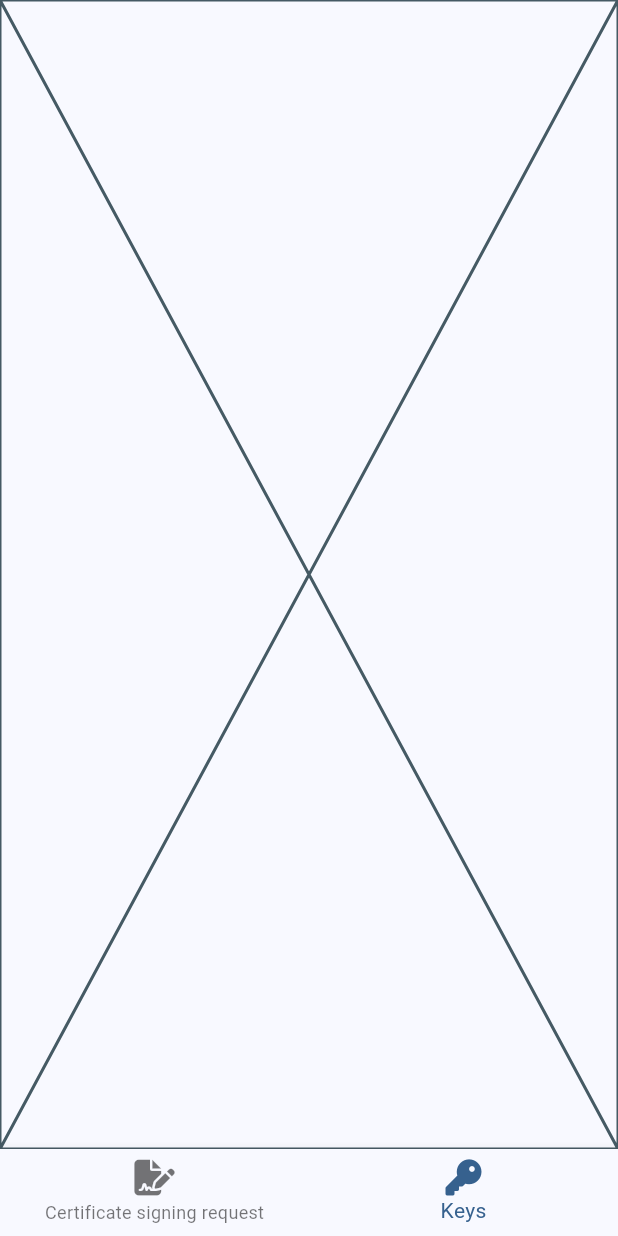
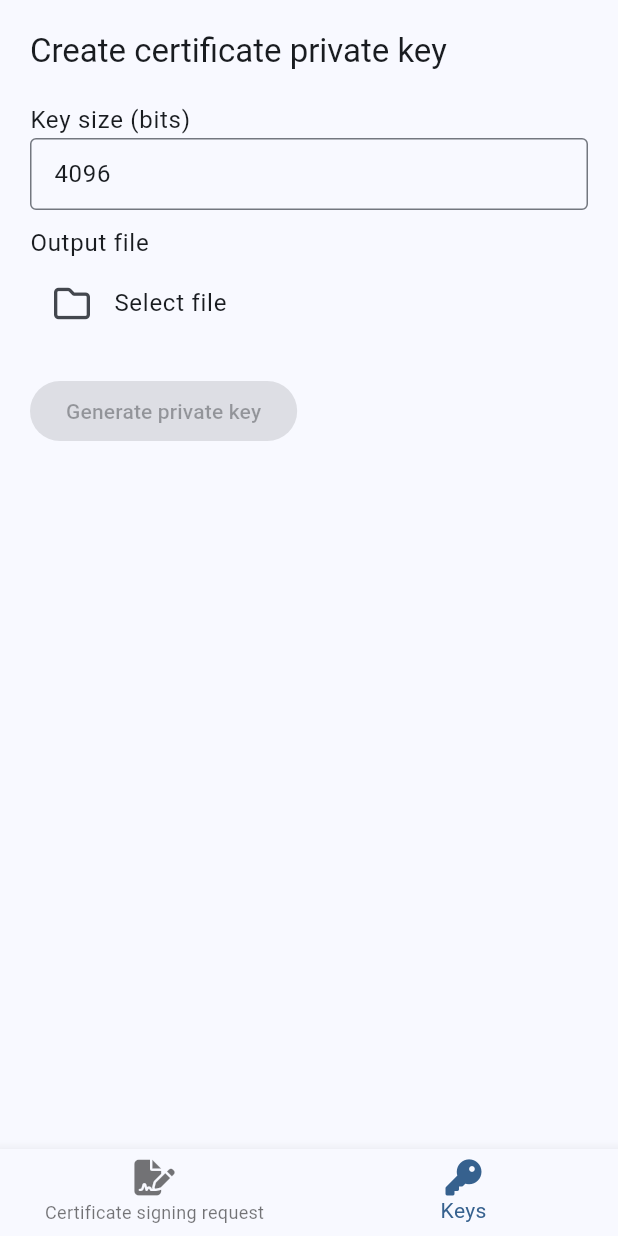
Before and after one commit to karlojacmenjak/dogtag-digital-certificate-management, a Flutter app: the screen it shows after launch, item 2 of the bottom bar chosen, on a phone screen of 412 x 824 dp. Run offline on Flutter 3.47's test engine with Material 3 defaults, Android fonts, the light colour scheme and no system bars; our stand-ins replace basic_utils, font_awesome_flutter; missing offline and left inert: file_selector.

Commit message:
Generate private key

```diff
--- /dev/null
+++ b/csr_app/lib/logic/certificate_service.dart
@@ -0,0 +1,16 @@
+import 'package:basic_utils/basic_utils.dart';
+
+class CertificateService {
+  AsymmetricKeyPair<RSAPublicKey, RSAPrivateKey> generateRSAKeyPair({required int keySize}) {
+    var keyPair = CryptoUtils.generateRSAKeyPair(keySize: keySize);
+
+    return AsymmetricKeyPair(
+      keyPair.publicKey as RSAPublicKey,
+      keyPair.privateKey as RSAPrivateKey,
+    );
+  }
+
+  String encodeRSAPrivateKeyToPem(RSAPrivateKey key) {
+    return CryptoUtils.encodeRSAPrivateKeyToPem(key);
+  }
+}
--- a/csr_app/lib/pages/create_key_page.dart
+++ b/csr_app/lib/pages/create_key_page.dart
@@ -1,3 +1,11 @@
+import 'dart:io';
+import 'dart:isolate';
+
+import 'package:basic_utils/basic_utils.dart';
+import 'package:csr_app/logic/certificate_service.dart';
+import 'package:csr_app/widgets/dialogs.dart';
+import 'package:csr_app/widgets/file_selector.dart';
+import 'package:file_selector/file_selector.dart';
 import 'package:flutter/material.dart';
 
 class CreateKeyPage extends StatefulWidget {
@@ -8,8 +16,108 @@ class CreateKeyPage extends StatefulWidget {
 }
 
 class _CreateKeyPageState extends State<CreateKeyPage> {
+  var tecKeySize = TextEditingController(text: '4096');
+
+  String? privateKeyPath;
+  bool isLoading = false;
+
+  void generatePrivateKey() async {
+    setState(() => isLoading = true);
+    try {
+      String keySizeText = tecKeySize.text.trim();
+
+      if (keySizeText.isEmpty) {
+        throw Exception('Key size is required.');
+      }
+
+      int keySize = int.parse(keySizeText);
+
+      if (keySize < 2048) {
+        throw Exception('Key size must be greater than or equal to 2048.');
+      }
+
+      if (keySize > 8192) {
+        throw Exception('Key size must be less than or equal to 8192.');
+      }
+
+      var certService = CertificateService();
+      var keyPair = await generateRSAKeyPair(keySize);
+      var pem = certService.encodeRSAPrivateKeyToPem(keyPair.privateKey);
+
+      var file = File(privateKeyPath!);
+      await file.writeAsString(pem);
+
+      Dialogs.showShortSnackBar(this, 'Certificate private key is generated.');
+    } catch (e) {
+      Dialogs.showMessage(this, 'Error', e.toString());
+    }
+
+    setState(() => isLoading = false);
+  }
+
+  Future<AsymmetricKeyPair<RSAPublicKey, RSAPrivateKey>> generateRSAKeyPair(int keySize) {
+    return Isolate.run(() {
+      var certService = CertificateService();
+      var keyPair = certService.generateRSAKeyPair(keySize: keySize);
+
+      return keyPair;
+    });
+  }
+
   @override
   Widget build(BuildContext context) {
-    return const Placeholder();
+    bool enableGenerateButton = !isLoading && privateKeyPath != null;
+    var textTheme = Theme.of(context).textTheme;
+
+    return Padding(
+      padding: EdgeInsets.all(20),
+      child: Column(
+        crossAxisAlignment: CrossAxisAlignment.start,
+        children: [
+          Text('Create certificate private key', style: textTheme.titleLarge),
+          const SizedBox(height: 20),
+          //
+          Text('Key size (bits)', style: textTheme.bodyLarge),
+          TextField(
+            controller: tecKeySize,
+            enabled: !isLoading,
+            decoration: InputDecoration(
+              isDense: true,
+              border: OutlineInputBorder(),
+            ),
+          ),
+          const SizedBox(height: 10),
+          //
+          Text('Output file', style: textTheme.bodyLarge),
+          FileSelectorWidget(
+            selectedPath: privateKeyPath,
+            mode: FileSelectorMode.saveFile,
+            enabled: !isLoading,
+            acceptedTypeGroups: [
+              XTypeGroup(label: 'PEM file', extensions: ['pem'])
+            ],
+            onSelect: (path) => setState(() => privateKeyPath = path),
+          ),
+          const SizedBox(height: 20),
+          //
+          Row(
+            children: [
+              if (isLoading) const CircularProgressIndicator(),
+              if (isLoading) const SizedBox(width: 10),
+              FilledButton(
+                onPressed: enableGenerateButton ? () => generatePrivateKey() : null,
+                child: const Text('Generate private key'),
+              ),
+            ],
+          ),
+        ],
+      ),
+    );
+  }
+
+  @override
+  void dispose() {
+    tecKeySize.dispose();
+    super.dispose();
   }
 }
```
